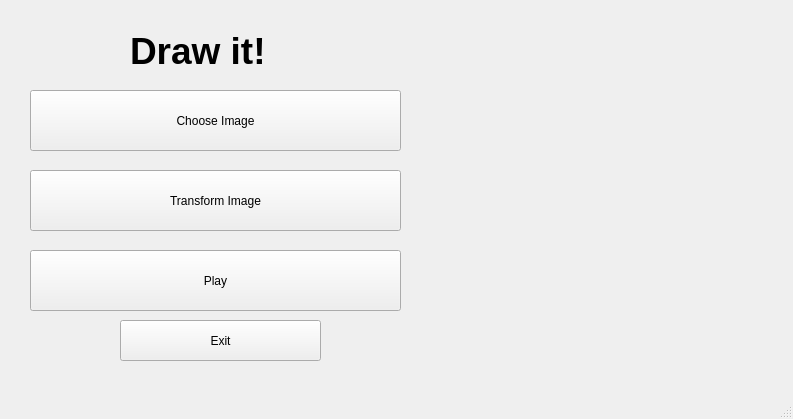
First picture: the form in mainwindow.ui, repository offset/draw-it, before the edit.
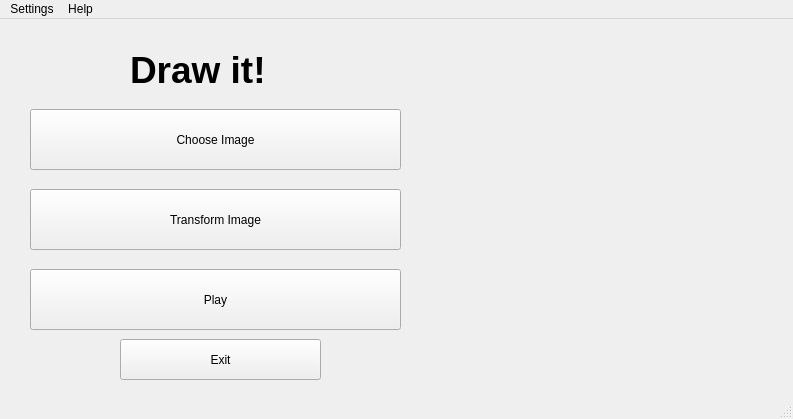
Second picture: the form after the edit.

Commit message: Started to implement a settings dialog where one can change the parameters for the image analysis. The dialog is functionless at the momemt.

```diff
--- a/mainwindow.ui
+++ b/mainwindow.ui
@@ -124,6 +124,40 @@
    </widget>
   </widget>
   <widget class="QStatusBar" name="statusbar"/>
+  <widget class="QMenuBar" name="menuBar">
+   <property name="geometry">
+    <rect>
+     <x>0</x>
+     <y>0</y>
+     <width>793</width>
+     <height>20</height>
+    </rect>
+   </property>
+   <widget class="QMenu" name="menu_about">
+    <property name="title">
+     <string>Help</string>
+    </property>
+    <addaction name="action_about"/>
+   </widget>
+   <widget class="QMenu" name="menu_Settings">
+    <property name="title">
+     <string>Settings</string>
+    </property>
+    <addaction name="action_Configure_image_analysis_settings"/>
+   </widget>
+   <addaction name="menu_Settings"/>
+   <addaction name="menu_about"/>
+  </widget>
+  <action name="action_about">
+   <property name="text">
+    <string>About</string>
+   </property>
+  </action>
+  <action name="action_Configure_image_analysis_settings">
+   <property name="text">
+    <string>Configure image analysis settings</string>
+   </property>
+  </action>
  </widget>
  <resources/>
  <connections/>
```
The commit also changes 11 other files.
